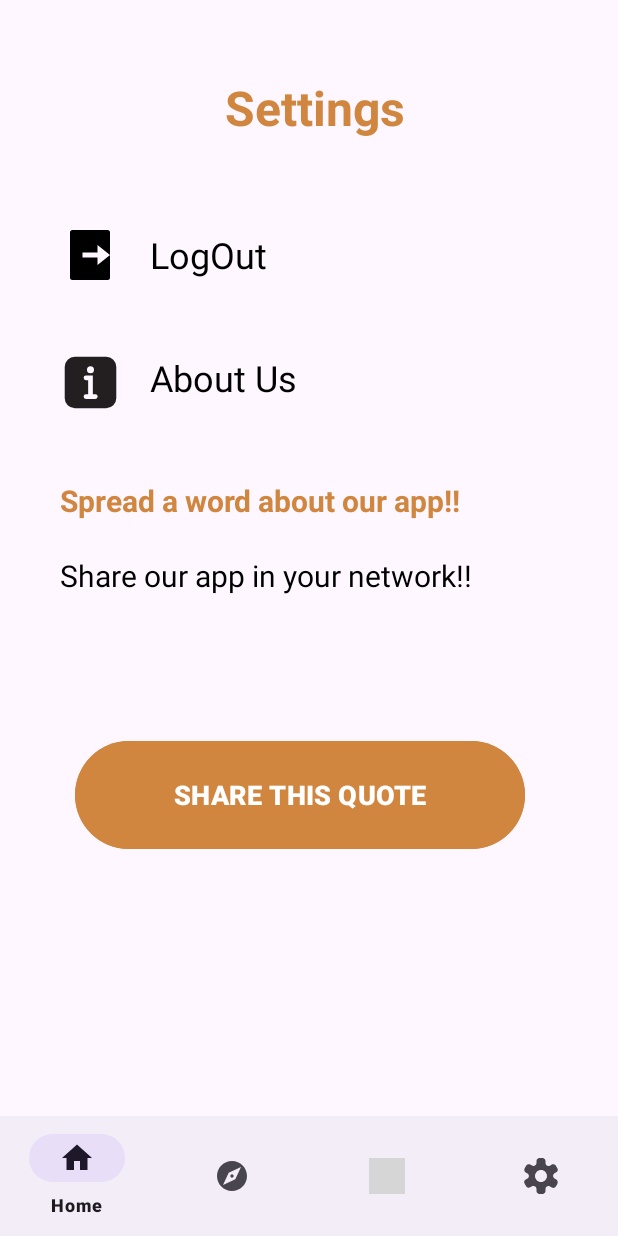
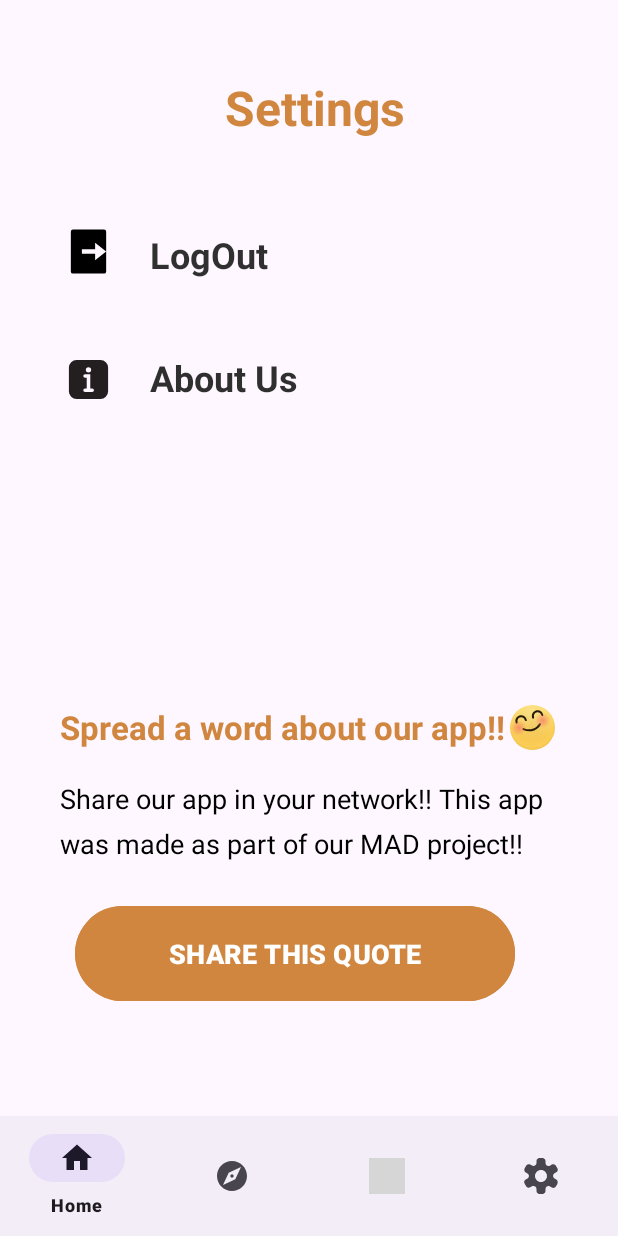
Before and after one commit to Bhuvan588/Tourism-App, an Android app: the fragment SettingsFragment placed in its activity, on a phone screen of 412 x 824 dp. Run offline under Robolectric (Android 15) with nearby library versions, the light colour scheme and no system bars; 9 statements that could not run were skipped; grey boxes are pictures that could not be loaded.

Commit message:
Little UI update in fragment_settings.xml

```diff
--- a/app/src/main/java/com/example/mad_final/HomeFragment.java
+++ b/app/src/main/java/com/example/mad_final/HomeFragment.java
@@ -60,6 +60,8 @@ public class HomeFragment extends Fragment {
 
 
 
+
+
     public HomeFragment() {
         // Required empty public constructor
     }
@@ -86,7 +88,7 @@ public class HomeFragment extends Fragment {
         // Initialize FusedLocationProviderClient
         fusedLocationProviderClient = LocationServices.getFusedLocationProviderClient(requireContext());
 
-        Places.initialize(getContext(), "AIzaSyAyVZeKgYaQQj05bv56YPPGN1KUv992X9c");
+        Places.initialize(getContext(), "YOUR API KEY. MERA KYU CHAHIYE? :)");
 
 
 
--- a/app/src/main/java/com/example/mad_final/PlaceDetailsActivity.java
+++ b/app/src/main/java/com/example/mad_final/PlaceDetailsActivity.java
@@ -96,7 +96,7 @@ public class PlaceDetailsActivity extends AppCompatActivity {
         db = FirebaseFirestore.getInstance();
 
 
-        Places.initialize(getApplicationContext(), "AIzaSyAyVZeKgYaQQj05bv56YPPGN1KUv992X9c");
+        Places.initialize(getApplicationContext(), "YOUR API KEY . MERA KYU CHAHIYE? :)");
 
         placesClient = Places.createClient(this);
 
--- a/app/src/main/java/com/example/mad_final/Register.java
+++ b/app/src/main/java/com/example/mad_final/Register.java
@@ -40,7 +40,8 @@ public class Register extends AppCompatActivity {
         signUp.setOnClickListener(new View.OnClickListener() {
             @Override
             public void onClick(View v) {
-                Intent intent = new Intent(Register.this, SignUp.class);
+                Intent intent = new Intent(
+                        Register.this, SignUp.class);
                 startActivity(intent);
                 finish();
             }
--- a/app/src/main/java/com/example/mad_final/SettingsFragment.java
+++ b/app/src/main/java/com/example/mad_final/SettingsFragment.java
@@ -1,5 +1,6 @@
 package com.example.mad_final;
 
+import android.app.Activity;
 import android.content.Intent;
 import android.os.Bundle;
 
@@ -9,6 +10,7 @@ import android.view.LayoutInflater;
 import android.view.View;
 import android.view.ViewGroup;
 import android.widget.Button;
+import android.widget.EditText;
 import android.widget.TextView;
 
 import org.w3c.dom.Text;
@@ -28,6 +30,7 @@ public class SettingsFragment extends Fragment {
     // TODO: Rename and change types of parameters
     private String mParam1;
     private String mParam2;
+
 
     public SettingsFragment() {
         // Required empty public constructor
@@ -76,6 +79,8 @@ public class SettingsFragment extends Fragment {
 
         TextView quote = view.findViewById(R.id.quote);
 
+
+
         logout.setOnClickListener(new View.OnClickListener() {
             @Override
             public void onClick(View v) {
--- /dev/null
+++ b/app/src/main/res/drawable/happy.xml
@@ -0,0 +1,94 @@
+<vector xmlns:android="http://schemas.android.com/apk/res/android"
+    xmlns:aapt="http://schemas.android.com/aapt"
+    android:width="519dp"
+    android:height="519dp"
+    android:viewportWidth="519"
+    android:viewportHeight="519">
+  <path
+      android:pathData="M259.5,259.5m-259.5,0a259.5,259.5 0,1 1,519 0a259.5,259.5 0,1 1,-519 0"
+      android:strokeWidth="1"
+      android:fillType="evenOdd"
+      android:strokeColor="#00000000">
+    <aapt:attr name="android:fillColor">
+      <gradient
+          android:centerX="259.5"
+          android:centerY="95.49"
+          android:gradientRadius="309.72"
+          android:type="radial">
+        <item android:offset="0" android:color="#FFFDE990"/>
+        <item android:offset="1" android:color="#FFFACE57"/>
+      </gradient>
+    </aapt:attr>
+  </path>
+  <path
+      android:pathData="M259.5,259.5m-259.5,0a259.5,259.5 0,1 1,519 0a259.5,259.5 0,1 1,-519 0"
+      android:strokeWidth="1"
+      android:fillType="evenOdd"
+      android:strokeColor="#00000000">
+    <aapt:attr name="android:fillColor">
+      <gradient
+          android:centerX="259.5"
+          android:centerY="241.15"
+          android:gradientRadius="291.26"
+          android:type="radial">
+        <item android:offset="0" android:color="#2FD27C12"/>
+        <item android:offset="0.82" android:color="#00D27C12"/>
+        <item android:offset="1" android:color="#2CD27C12"/>
+      </gradient>
+    </aapt:attr>
+  </path>
+  <path
+      android:pathData="M128.56,118C160.3,118 187.45,140.59 193.76,171.6C195.07,178.07 190.95,184.39 184.55,185.71C178.21,187.03 172.01,182.96 170.61,176.61L170.57,176.41C166.51,156.47 149.01,141.9 128.56,141.9C104.87,141.9 85.67,161.28 85.67,185.17C85.67,189.84 86.4,194.41 87.82,198.74L87.96,199.17C90.08,205.42 86.78,212.21 80.6,214.35C74.42,216.49 67.69,213.16 65.57,206.92C63.22,199.97 62,192.64 62,185.17C62,148.07 91.8,118 128.56,118Z"
+      android:strokeWidth="1"
+      android:fillColor="#251C0C"
+      android:fillType="nonZero"
+      android:strokeColor="#00000000"/>
+  <path
+      android:pathData="M318.56,61C350.3,61 377.45,83.59 383.76,114.6C385.07,121.07 380.95,127.39 374.55,128.71C368.21,130.03 362.01,125.96 360.61,119.61L360.57,119.41C356.51,99.47 339.01,84.9 318.56,84.9C294.87,84.9 275.67,104.28 275.67,128.17C275.67,132.84 276.4,137.41 277.82,141.74L277.96,142.17C280.08,148.42 276.78,155.21 270.6,157.35C264.42,159.49 257.69,156.16 255.57,149.92C253.22,142.97 252,135.64 252,128.17C252,91.07 281.8,61 318.56,61Z"
+      android:strokeWidth="1"
+      android:fillColor="#251C0C"
+      android:fillType="nonZero"
+      android:strokeColor="#00000000"/>
+  <path
+      android:pathData="M334.71,215.75C338.09,210.17 345.45,208.33 351.14,211.65C356.83,214.98 358.7,222.19 355.31,227.77C330.22,269.14 292.77,295.38 247.25,302.25C216.54,306.89 184.2,302.28 150.42,288.61C144.3,286.13 141.38,279.26 143.91,273.26C146.43,267.25 153.44,264.39 159.56,266.87C189.48,278.98 217.43,282.96 243.6,279.01C281.8,273.24 313.16,251.26 334.71,215.75Z"
+      android:strokeWidth="1"
+      android:fillColor="#251C0C"
+      android:fillType="nonZero"
+      android:strokeColor="#00000000"/>
+  <path
+      android:pathData="M102,263m-89,0a89,89 0,1 1,178 0a89,89 0,1 1,-178 0"
+      android:strokeAlpha="0.7110537"
+      android:strokeWidth="1"
+      android:fillType="evenOdd"
+      android:strokeColor="#00000000"
+      android:fillAlpha="0.7110537">
+    <aapt:attr name="android:fillColor">
+      <gradient
+          android:centerX="102"
+          android:centerY="263"
+          android:gradientRadius="89"
+          android:type="radial">
+        <item android:offset="0" android:color="#FFF6756A"/>
+        <item android:offset="1" android:color="#00F66F6A"/>
+      </gradient>
+    </aapt:attr>
+  </path>
+  <path
+      android:pathData="M377,178m-89,0a89,89 0,1 1,178 0a89,89 0,1 1,-178 0"
+      android:strokeAlpha="0.7110537"
+      android:strokeWidth="1"
+      android:fillType="evenOdd"
+      android:strokeColor="#00000000"
+      android:fillAlpha="0.7110537">
+    <aapt:attr name="android:fillColor">
+      <gradient
+          android:centerX="377"
+          android:centerY="178"
+          android:gradientRadius="89"
+          android:type="radial">
+        <item android:offset="0" android:color="#FFF6756A"/>
+        <item android:offset="1" android:color="#00F66F6A"/>
+      </gradient>
+    </aapt:attr>
+  </path>
+</vector>
--- /dev/null
+++ b/app/src/main/res/drawable/orange_info.xml
@@ -0,0 +1,9 @@
+<vector xmlns:android="http://schemas.android.com/apk/res/android"
+    android:width="24dp"
+    android:height="24dp"
+    android:viewportWidth="24"
+    android:viewportHeight="24">
+  <path
+      android:pathData="M22.5,11.859C22.42,6.061 17.658,1.425 11.859,1.5C6.061,1.575 1.425,6.342 1.5,12.141C1.58,17.939 6.342,22.575 12.141,22.5C17.939,22.42 22.58,17.658 22.5,11.859ZM12,5.245C12.83,5.245 13.5,5.916 13.5,6.745C13.5,7.575 12.83,8.245 12,8.245C11.17,8.245 10.5,7.575 10.5,6.745C10.5,5.916 11.17,5.245 12,5.245ZM14.062,18.515H9.937V18H10.969V10.5H9.937V9.937H13.031V18H14.062V18.515Z"
+      android:fillColor="#D0863E"/>
+</vector>
--- /dev/null
+++ b/app/src/main/res/drawable/orange_logout.xml
@@ -0,0 +1,13 @@
+<vector xmlns:android="http://schemas.android.com/apk/res/android"
+    android:width="24dp"
+    android:height="24dp"
+    android:viewportWidth="24"
+    android:viewportHeight="24">
+  <group>
+    <clip-path
+        android:pathData="M0,0h24v24h-24z"/>
+    <path
+        android:pathData="M5,22C4.735,22 4.48,21.895 4.293,21.707C4.105,21.52 4,21.265 4,21V3C4,2.735 4.105,2.48 4.293,2.293C4.48,2.105 4.735,2 5,2H19C19.265,2 19.52,2.105 19.707,2.293C19.895,2.48 20,2.735 20,3V21C20,21.265 19.895,21.52 19.707,21.707C19.52,21.895 19.265,22 19,22H5ZM15,16L20,12L15,8V11H9V13H15V16Z"
+        android:fillColor="#D0863E"/>
+  </group>
+</vector>
--- a/app/src/main/res/layout/activity_place_details.xml
+++ b/app/src/main/res/layout/activity_place_details.xml
@@ -10,14 +10,14 @@
         android:id="@+id/place_details_name"
         android:layout_width="wrap_content"
         android:layout_height="wrap_content"
+        android:layout_marginStart="184dp"
         android:layout_marginTop="116dp"
-        android:layout_marginEnd="156dp"
         android:gravity="center"
         android:text="TextView"
         android:textColor="#000000"
         android:textSize="16sp"
         android:textStyle="bold"
-        app:layout_constraintEnd_toEndOf="parent"
+        app:layout_constraintStart_toStartOf="parent"
         app:layout_constraintTop_toTopOf="parent" />
 
     <TextView
--- a/app/src/main/res/layout/activity_register.xml
+++ b/app/src/main/res/layout/activity_register.xml
@@ -22,13 +22,14 @@
         app:layout_constraintEnd_toEndOf="parent"
         app:layout_constraintTop_toTopOf="parent" />
 
+
     <TextView
         android:id="@+id/textView2"
         android:layout_width="376dp"
         android:layout_height="52dp"
 
         android:layout_marginTop="16dp"
-        android:layout_marginEnd="10dp"
+        android:layout_marginEnd="4dp"
         android:fontFamily="sans-serif"
         android:lineHeight="24dp"
         android:text="It's good to have you back, fellow voyager!! . Please enter email and password to continue"
@@ -41,12 +42,11 @@
         android:layout_width="58dp"
         android:layout_height="26dp"
         android:layout_marginStart="24dp"
-        android:layout_marginTop="248dp"
+        android:layout_marginTop="228dp"
         android:text="Email*"
         android:textStyle="bold"
         app:layout_constraintStart_toStartOf="parent"
         app:layout_constraintTop_toTopOf="parent" />
-
 
     <com.google.android.material.textfield.TextInputLayout
         android:id="@+id/email_layout"
--- a/app/src/main/res/layout/fragment_home.xml
+++ b/app/src/main/res/layout/fragment_home.xml
@@ -45,7 +45,7 @@
     </androidx.recyclerview.widget.RecyclerView>
 
     <TextView
-        android:id="@+id/textView10"
+        android:id="@+id/user_name_home"
         android:layout_width="wrap_content"
         android:layout_height="wrap_content"
         android:layout_marginLeft="20dp"
--- a/app/src/main/res/layout/fragment_saved_item.xml
+++ b/app/src/main/res/layout/fragment_saved_item.xml
@@ -6,25 +6,23 @@
     android:padding="16dp">
 
 
-
-
         <TextView
             android:id="@+id/saved_item_name"
             android:layout_width="wrap_content"
             android:layout_height="wrap_content"
-            android:textStyle="bold"
-            android:textSize="18sp"
             android:text="City Name"
-            android:textColor="#3A3838"/>
+            android:textColor="#3A3838"
+            android:textSize="16sp"
+            android:textStyle="bold" />
 
         <TextView
             android:id="@+id/saved_item_datetime"
             android:layout_width="wrap_content"
             android:layout_height="wrap_content"
+            android:layout_marginTop="6dp"
             android:text="Saved_Date"
-            android:layout_marginTop="6dp"
             android:textColor="#8E8C8C"
-            android:textSize="14sp" />
+            android:textSize="13sp" />
 
         <ImageView
             android:layout_width="370dp"
--- a/app/src/main/res/layout/fragment_settings.xml
+++ b/app/src/main/res/layout/fragment_settings.xml
@@ -16,71 +16,82 @@
         android:layout_marginTop="50dp"
         android:text="Settings" />
 
-   <ImageView
-       android:layout_width="40dp"
-       android:layout_height="40dp"
-       android:src="@drawable/logout"
-       android:layout_marginTop="150dp"
-       android:layout_marginLeft="40dp"/>
+    <ImageView
+        android:layout_width="35dp"
+        android:layout_height="35dp"
+        android:layout_marginLeft="41dp"
+        android:layout_marginTop="150dp"
+        android:src="@drawable/logout" />
+
+    <TextView
+        android:id="@+id/logout"
+        android:layout_width="wrap_content"
+        android:layout_height="wrap_content"
+        android:layout_marginLeft="100dp"
+        android:layout_marginTop="153dp"
+        android:text="LogOut"
+        android:textColor="#CE000000"
+        android:textSize="24sp"
+        android:textStyle="bold" />
+
+    <ImageView
+        android:layout_width="38dp"
+        android:layout_height="46dp"
+        android:layout_marginLeft="40dp"
+        android:layout_marginTop="230dp"
+        android:src="@drawable/about" />
+
+    <TextView
+        android:id="@+id/about"
+        android:layout_width="wrap_content"
+        android:layout_height="wrap_content"
+        android:layout_marginLeft="100dp"
+        android:layout_marginTop="235dp"
+        android:text="About Us"
+        android:textColor="#CF000000"
+        android:textSize="24sp"
+        android:textStyle="bold" />
+
 
     <TextView
         android:layout_width="wrap_content"
         android:layout_height="wrap_content"
-        android:text="LogOut"
-        android:layout_marginTop="153dp"
-        android:layout_marginLeft="100dp"
-        android:textSize="24sp"
-        android:textColor="@color/black"
-        android:id="@+id/logout"/>
+        android:layout_marginLeft="40dp"
+        android:layout_marginTop="470dp"
+        android:text="Spread a word about our app!!"
+        android:textColor="@color/primary_orange"
+        android:textSize="22sp"
+        android:textStyle="bold" />
+
 
     <ImageView
-        android:layout_width="50dp"
-        android:layout_height="50dp"
-        android:src="@drawable/about"
-        android:layout_marginTop="230dp"
-        android:layout_marginLeft="35dp"/>
-
-    <TextView
-        android:layout_width="wrap_content"
-        android:layout_height="wrap_content"
-        android:text="About Us"
-        android:layout_marginTop="235dp"
-        android:layout_marginLeft="100dp"
-        android:textSize="24sp"
-        android:textColor="@color/black"
-        android:id="@+id/about"/>
-
-    <TextView
-        android:layout_width="wrap_content"
-        android:layout_height="wrap_content"
-        android:text="Spread a word about our app!!"
-        android:textSize="20sp"
-        android:layout_marginTop="320dp"
-        android:layout_marginLeft="40dp"
-        android:textStyle="bold"
-        android:textColor="@color/primary_orange"/>
-
+        android:layout_width="30dp"
+        android:layout_height="30dp"
+        android:layout_marginTop="470dp"
+        android:layout_marginLeft="340dp"
+        android:src="@drawable/happy"/>
 
     <TextView
         android:id="@+id/quote"
-        android:layout_width="310dp"
+        android:layout_width="340dp"
         android:layout_height="wrap_content"
         android:layout_marginLeft="40dp"
-        android:layout_marginTop="370dp"
+        android:layout_marginTop="520dp"
         android:lineHeight="30dp"
-        android:text="Share our app in your network!!"
+        android:text="Share our app in your network!! This app was made as part of our MAD project!!"
         android:textColor="@color/black"
-        android:textSize="20sp" />
+        android:textSize="18sp" />
 
     <Button
-        android:layout_width="300dp"
-        android:layout_height="80dp"
-        android:textStyle="bold"
+        android:id="@+id/share_quote"
+        android:layout_width="293dp"
+        android:layout_height="71dp"
+        android:layout_marginLeft="50dp"
+        android:layout_marginTop="600dp"
+        android:backgroundTint="@color/primary_orange"
+        android:text="SHARE THIS QUOTE"
         android:textSize="18sp"
-        android:layout_marginTop="490dp"
-        android:layout_marginLeft="50dp"
-        android:text="SHARE THIS QUOTE"
-        android:id="@+id/share_quote"
-        android:backgroundTint="@color/primary_orange"
-        />
+        android:textStyle="bold" />
+
+
 </FrameLayout>
```
